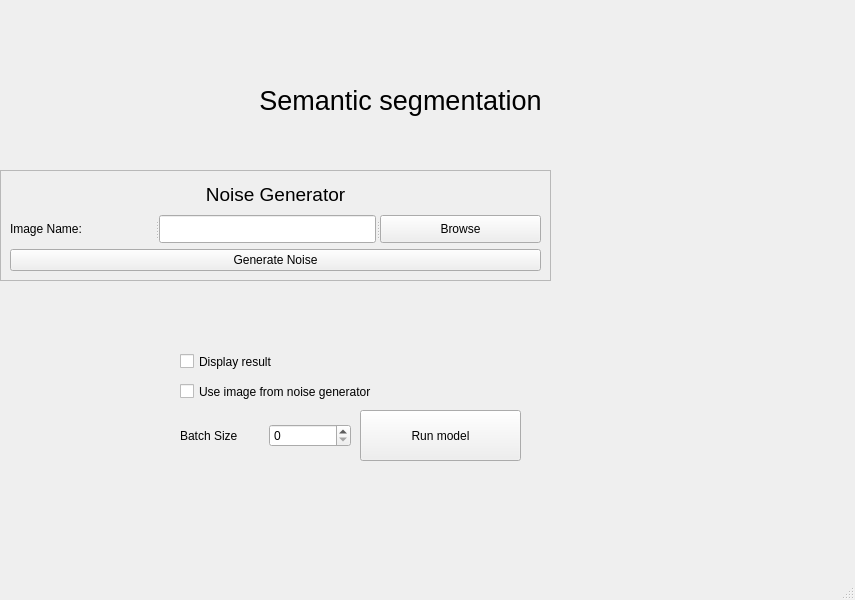
rettholzapfel33/Noisey-image, file Gui/main_window.ui: the form before one commit.
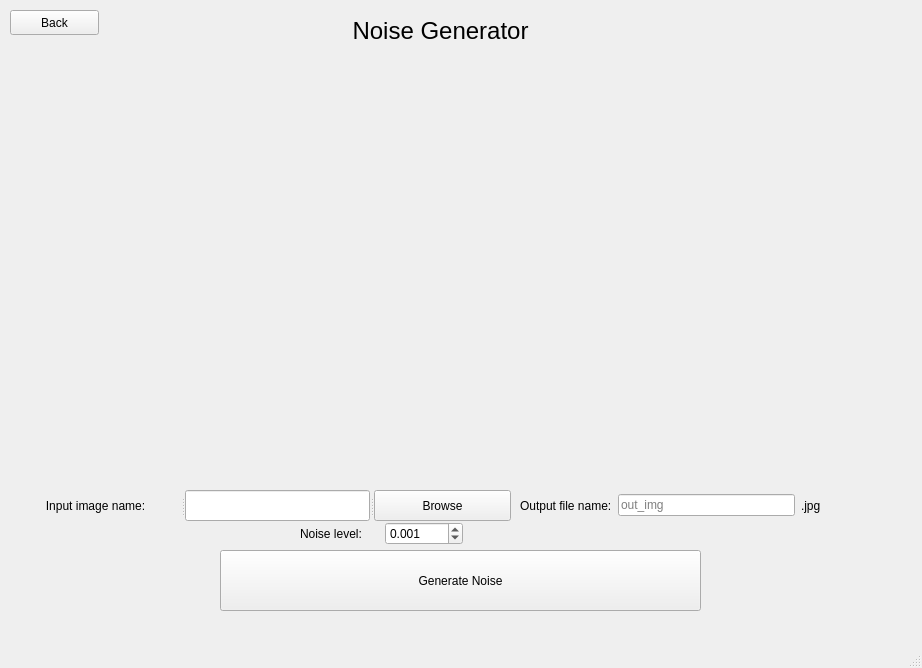
The form after the commit.

```diff
--- a/Gui/main_window.ui
+++ b/Gui/main_window.ui
@@ -6,159 +6,338 @@
    <rect>
     <x>0</x>
     <y>0</y>
-    <width>855</width>
-    <height>600</height>
+    <width>922</width>
+    <height>668</height>
    </rect>
   </property>
   <property name="windowTitle">
    <string>MainWindow</string>
   </property>
   <widget class="QWidget" name="centralwidget">
-   <widget class="QLabel" name="label_title">
+   <widget class="QStackedWidget" name="stackedWidget">
+    <property name="enabled">
+     <bool>true</bool>
+    </property>
     <property name="geometry">
      <rect>
       <x>10</x>
-      <y>60</y>
-      <width>781</width>
-      <height>81</height>
+      <y>10</y>
+      <width>901</width>
+      <height>631</height>
      </rect>
     </property>
-    <property name="font">
-     <font>
-      <pointsize>20</pointsize>
-     </font>
+    <property name="currentIndex">
+     <number>2</number>
     </property>
-    <property name="text">
-     <string>Semantic segmentation</string>
-    </property>
-    <property name="textFormat">
-     <enum>Qt::AutoText</enum>
-    </property>
-    <property name="scaledContents">
-     <bool>false</bool>
-    </property>
-    <property name="alignment">
-     <set>Qt::AlignCenter</set>
-    </property>
-   </widget>
-   <widget class="QFrame" name="frame">
-    <property name="geometry">
-     <rect>
-      <x>0</x>
-      <y>170</y>
-      <width>551</width>
-      <height>111</height>
-     </rect>
-    </property>
-    <property name="frameShape">
-     <enum>QFrame::StyledPanel</enum>
-    </property>
-    <property name="frameShadow">
-     <enum>QFrame::Raised</enum>
-    </property>
-    <layout class="QVBoxLayout" name="verticalLayout">
-     <item>
-      <widget class="QLabel" name="label">
-       <property name="font">
-        <font>
-         <pointsize>14</pointsize>
-        </font>
-       </property>
+    <widget class="QWidget" name="page">
+     <widget class="QCheckBox" name="checkBox_2">
+      <property name="geometry">
+       <rect>
+        <x>190</x>
+        <y>230</y>
+        <width>241</width>
+        <height>23</height>
+       </rect>
+      </property>
+      <property name="text">
+       <string>Display result</string>
+      </property>
+     </widget>
+     <widget class="QWidget" name="layoutWidget">
+      <property name="geometry">
+       <rect>
+        <x>110</x>
+        <y>390</y>
+        <width>171</width>
+        <height>51</height>
+       </rect>
+      </property>
+      <layout class="QHBoxLayout" name="horizontalLayout">
+       <item>
+        <widget class="QLabel" name="label_2">
+         <property name="text">
+          <string>Batch Size</string>
+         </property>
+        </widget>
+       </item>
+       <item>
+        <widget class="QSpinBox" name="spinBox"/>
+       </item>
+      </layout>
+     </widget>
+     <widget class="QCheckBox" name="checkBox">
+      <property name="geometry">
+       <rect>
+        <x>190</x>
+        <y>270</y>
+        <width>251</width>
+        <height>23</height>
+       </rect>
+      </property>
+      <property name="text">
+       <string>Use image from noise generator</string>
+      </property>
+     </widget>
+     <widget class="QPushButton" name="pushButton_2">
+      <property name="geometry">
+       <rect>
+        <x>490</x>
+        <y>390</y>
+        <width>241</width>
+        <height>81</height>
+       </rect>
+      </property>
+      <property name="text">
+       <string>Run model</string>
+      </property>
+     </widget>
+     <widget class="QPushButton" name="pb_back_2">
+      <property name="geometry">
+       <rect>
+        <x>0</x>
+        <y>0</y>
+        <width>89</width>
+        <height>25</height>
+       </rect>
+      </property>
+      <property name="text">
+       <string>Back</string>
+      </property>
+     </widget>
+     <widget class="QSplitter" name="splitter_2">
+      <property name="geometry">
+       <rect>
+        <x>190</x>
+        <y>310</y>
+        <width>481</width>
+        <height>31</height>
+       </rect>
+      </property>
+      <property name="orientation">
+       <enum>Qt::Horizontal</enum>
+      </property>
+      <widget class="QLabel" name="label_filename_2">
        <property name="text">
-        <string>Noise Generator</string>
+        <string>Image Name:</string>
        </property>
        <property name="alignment">
         <set>Qt::AlignCenter</set>
        </property>
       </widget>
-     </item>
-     <item>
-      <widget class="QSplitter" name="splitter">
-       <property name="orientation">
-        <enum>Qt::Horizontal</enum>
+      <widget class="QLineEdit" name="lineEdit_filename_2"/>
+      <widget class="QPushButton" name="pushButton_browse_file_2">
+       <property name="text">
+        <string>Browse</string>
        </property>
-       <widget class="QLabel" name="label_filename">
-        <property name="text">
-         <string>Image Name:</string>
-        </property>
-       </widget>
-       <widget class="QLineEdit" name="lineEdit_filename"/>
-       <widget class="QPushButton" name="pushButton_browse_file">
-        <property name="text">
-         <string>Browse</string>
-        </property>
-       </widget>
       </widget>
-     </item>
-     <item>
-      <widget class="QPushButton" name="pushButton">
+     </widget>
+    </widget>
+    <widget class="QWidget" name="page_3">
+     <widget class="QPushButton" name="pb_noise_gen">
+      <property name="geometry">
+       <rect>
+        <x>330</x>
+        <y>250</y>
+        <width>141</width>
+        <height>61</height>
+       </rect>
+      </property>
+      <property name="text">
+       <string>Noise generator</string>
+      </property>
+     </widget>
+     <widget class="QPushButton" name="pb_sementic_seg">
+      <property name="geometry">
+       <rect>
+        <x>280</x>
+        <y>350</y>
+        <width>241</width>
+        <height>61</height>
+       </rect>
+      </property>
+      <property name="text">
+       <string>Sementic segmentation model</string>
+      </property>
+     </widget>
+     <widget class="QLabel" name="label_3">
+      <property name="geometry">
+       <rect>
+        <x>180</x>
+        <y>90</y>
+        <width>451</width>
+        <height>101</height>
+       </rect>
+      </property>
+      <property name="font">
+       <font>
+        <pointsize>20</pointsize>
+       </font>
+      </property>
+      <property name="text">
+       <string>Sementic segmentation model</string>
+      </property>
+      <property name="alignment">
+       <set>Qt::AlignCenter</set>
+      </property>
+     </widget>
+    </widget>
+    <widget class="QWidget" name="page_2">
+     <widget class="QLabel" name="label">
+      <property name="geometry">
+       <rect>
+        <x>190</x>
+        <y>0</y>
+        <width>481</width>
+        <height>42</height>
+       </rect>
+      </property>
+      <property name="font">
+       <font>
+        <pointsize>18</pointsize>
+       </font>
+      </property>
+      <property name="text">
+       <string>Noise Generator</string>
+      </property>
+      <property name="alignment">
+       <set>Qt::AlignCenter</set>
+      </property>
+     </widget>
+     <widget class="QSplitter" name="splitter">
+      <property name="geometry">
+       <rect>
+        <x>0</x>
+        <y>480</y>
+        <width>501</width>
+        <height>31</height>
+       </rect>
+      </property>
+      <property name="orientation">
+       <enum>Qt::Horizontal</enum>
+      </property>
+      <widget class="QLabel" name="label_filename">
        <property name="text">
-        <string>Generate Noise</string>
+        <string>Input image name:</string>
        </property>
+       <property name="alignment">
+        <set>Qt::AlignCenter</set>
+       </property>
       </widget>
-     </item>
-    </layout>
-   </widget>
-   <widget class="QPushButton" name="pushButton_2">
-    <property name="geometry">
-     <rect>
-      <x>360</x>
-      <y>410</y>
-      <width>161</width>
-      <height>51</height>
-     </rect>
-    </property>
-    <property name="text">
-     <string>Run model</string>
-    </property>
-   </widget>
-   <widget class="QWidget" name="layoutWidget">
-    <property name="geometry">
-     <rect>
-      <x>180</x>
-      <y>410</y>
-      <width>171</width>
-      <height>51</height>
-     </rect>
-    </property>
-    <layout class="QHBoxLayout" name="horizontalLayout">
-     <item>
-      <widget class="QLabel" name="label_2">
+      <widget class="QLineEdit" name="lineEdit_filename"/>
+      <widget class="QPushButton" name="pushButton_browse_file">
        <property name="text">
-        <string>Batch Size</string>
+        <string>Browse</string>
        </property>
       </widget>
-     </item>
-     <item>
-      <widget class="QSpinBox" name="spinBox"/>
-     </item>
-    </layout>
-   </widget>
-   <widget class="QCheckBox" name="checkBox">
-    <property name="geometry">
-     <rect>
-      <x>180</x>
-      <y>380</y>
-      <width>251</width>
-      <height>23</height>
-     </rect>
-    </property>
-    <property name="text">
-     <string>Use image from noise generator</string>
-    </property>
-   </widget>
-   <widget class="QCheckBox" name="checkBox_2">
-    <property name="geometry">
-     <rect>
-      <x>180</x>
-      <y>350</y>
-      <width>241</width>
-      <height>23</height>
-     </rect>
-    </property>
-    <property name="text">
-     <string>Display result</string>
-    </property>
+     </widget>
+     <widget class="QPushButton" name="pushButton">
+      <property name="geometry">
+       <rect>
+        <x>210</x>
+        <y>540</y>
+        <width>481</width>
+        <height>61</height>
+       </rect>
+      </property>
+      <property name="text">
+       <string>Generate Noise</string>
+      </property>
+     </widget>
+     <widget class="QPushButton" name="pb_back">
+      <property name="geometry">
+       <rect>
+        <x>0</x>
+        <y>0</y>
+        <width>89</width>
+        <height>25</height>
+       </rect>
+      </property>
+      <property name="text">
+       <string>Back</string>
+      </property>
+     </widget>
+     <widget class="QLabel" name="preview">
+      <property name="geometry">
+       <rect>
+        <x>90</x>
+        <y>50</y>
+        <width>701</width>
+        <height>421</height>
+       </rect>
+      </property>
+      <property name="text">
+       <string/>
+      </property>
+      <property name="scaledContents">
+       <bool>true</bool>
+      </property>
+     </widget>
+     <widget class="QWidget" name="">
+      <property name="geometry">
+       <rect>
+        <x>510</x>
+        <y>480</y>
+        <width>301</width>
+        <height>31</height>
+       </rect>
+      </property>
+      <layout class="QHBoxLayout" name="horizontalLayout_2">
+       <item>
+        <widget class="QLabel" name="label_4">
+         <property name="text">
+          <string>Output file name:</string>
+         </property>
+        </widget>
+       </item>
+       <item>
+        <widget class="QLineEdit" name="lineEdit">
+         <property name="placeholderText">
+          <string>out_img</string>
+         </property>
+        </widget>
+       </item>
+       <item>
+        <widget class="QLabel" name="label_5">
+         <property name="text">
+          <string>.jpg</string>
+         </property>
+        </widget>
+       </item>
+      </layout>
+     </widget>
+     <widget class="QWidget" name="">
+      <property name="geometry">
+       <rect>
+        <x>290</x>
+        <y>510</y>
+        <width>163</width>
+        <height>28</height>
+       </rect>
+      </property>
+      <layout class="QHBoxLayout" name="horizontalLayout_3">
+       <item>
+        <widget class="QLabel" name="label_6">
+         <property name="text">
+          <string>Noise level:</string>
+         </property>
+        </widget>
+       </item>
+       <item>
+        <widget class="QDoubleSpinBox" name="doubleSpinBox">
+         <property name="decimals">
+          <number>3</number>
+         </property>
+         <property name="singleStep">
+          <double>0.001000000000000</double>
+         </property>
+         <property name="value">
+          <double>0.001000000000000</double>
+         </property>
+        </widget>
+       </item>
+      </layout>
+     </widget>
+    </widget>
    </widget>
   </widget>
   <widget class="QMenuBar" name="menubar">
```
Left out of the diff: 2 changed lines with no effect on the pictures.
